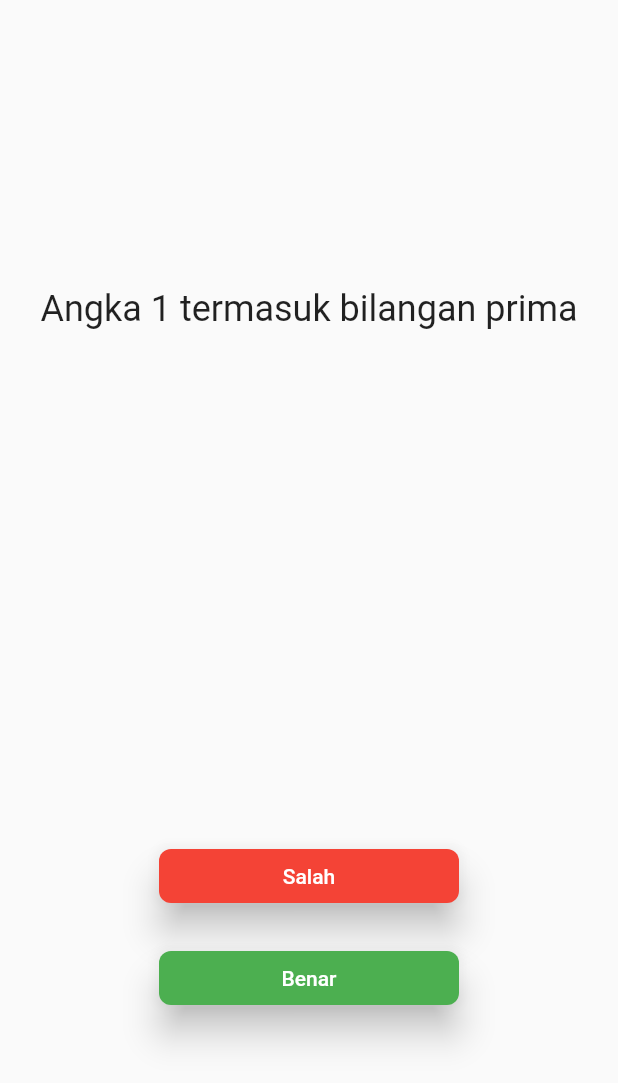
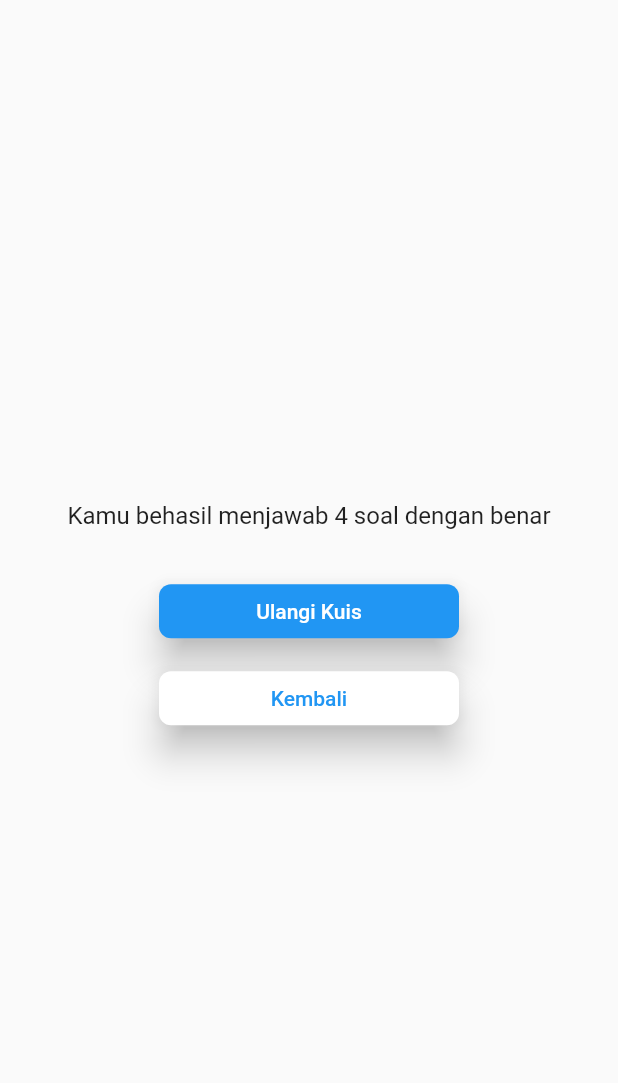
Before and after one commit to syaiful919/flutter-benar_salah, a Flutter app: the QuizBody widget shown alone on an empty page, opened directly, after a tap on "Salah", on a phone screen of 412 x 824 dp. Shown: the top 1083 px of the screen. Run offline on Flutter 3.47's test engine with Material 2 defaults, Android fonts, the phone set to English and light mode, and no system bars.

Commit message:
create QuizResultPage

```diff
--- a/lib/ui/pages/quiz/widget/quiz_body.dart
+++ b/lib/ui/pages/quiz/widget/quiz_body.dart
@@ -1,4 +1,5 @@
 import 'package:benar_salah/core/model/quiz.dart';
+import 'package:benar_salah/ui/pages/quiz_result/quiz_result_page.dart';
 import 'package:flutter/material.dart';
 import 'package:benar_salah/ui/widget/base_button.dart';
 
@@ -7,10 +8,14 @@ class QuizBody extends StatelessWidget {
 
   void _selectAnswer(BuildContext context, bool isCorrect) {
     // TODO: add action
+
+    _goToResultPage(context);
   }
 
   void _goToResultPage(BuildContext context) {
-    // TODO: navigate to QuizResultPage
+    Navigator.of(context).pushReplacement(
+      MaterialPageRoute<void>(builder: (_) => const QuizResultPage()),
+    );
   }
 
   @override
--- /dev/null
+++ b/lib/ui/pages/quiz_result/quiz_result_page.dart
@@ -0,0 +1,64 @@
+import 'package:benar_salah/ui/pages/quiz/quiz_page.dart';
+import 'package:flutter/material.dart';
+import 'package:benar_salah/ui/widget/base_button.dart';
+
+class QuizResultPage extends StatelessWidget {
+  const QuizResultPage({Key? key}) : super(key: key);
+
+  void _resetQuiz(BuildContext context) {
+    // TODO: add action
+  }
+
+  Future<bool> _onWillPop(BuildContext context) async {
+    _resetQuiz(context);
+    return Future.value(true);
+  }
+
+  void _navigateBack(BuildContext context) {
+    _resetQuiz(context);
+    Navigator.of(context).pop();
+  }
+
+  void _playAgain(BuildContext context) {
+    // TODO: add action
+
+    Navigator.of(context).pushReplacement(
+      MaterialPageRoute<void>(builder: (_) => const QuizPage()),
+    );
+  }
+
+  @override
+  Widget build(BuildContext context) {
+    // TODO: dummy data, remove later
+    const correctAnswerCount = 4;
+
+    return WillPopScope(
+      onWillPop: () => _onWillPop(context),
+      child: Scaffold(
+        body: Center(
+          child: Column(
+            mainAxisSize: MainAxisSize.min,
+            children: [
+              Text(
+                "Kamu behasil menjawab $correctAnswerCount soal dengan benar",
+                style: Theme.of(context).textTheme.subtitle1,
+              ),
+              const SizedBox(height: 30),
+              BaseButton(
+                text: "Ulangi Kuis",
+                onPressed: () => _playAgain(context),
+              ),
+              const SizedBox(height: 10),
+              BaseButton(
+                text: "Kembali",
+                color: Colors.white,
+                textColor: Colors.blue,
+                onPressed: () => _navigateBack(context),
+              ),
+            ],
+          ),
+        ),
+      ),
+    );
+  }
+}
```
